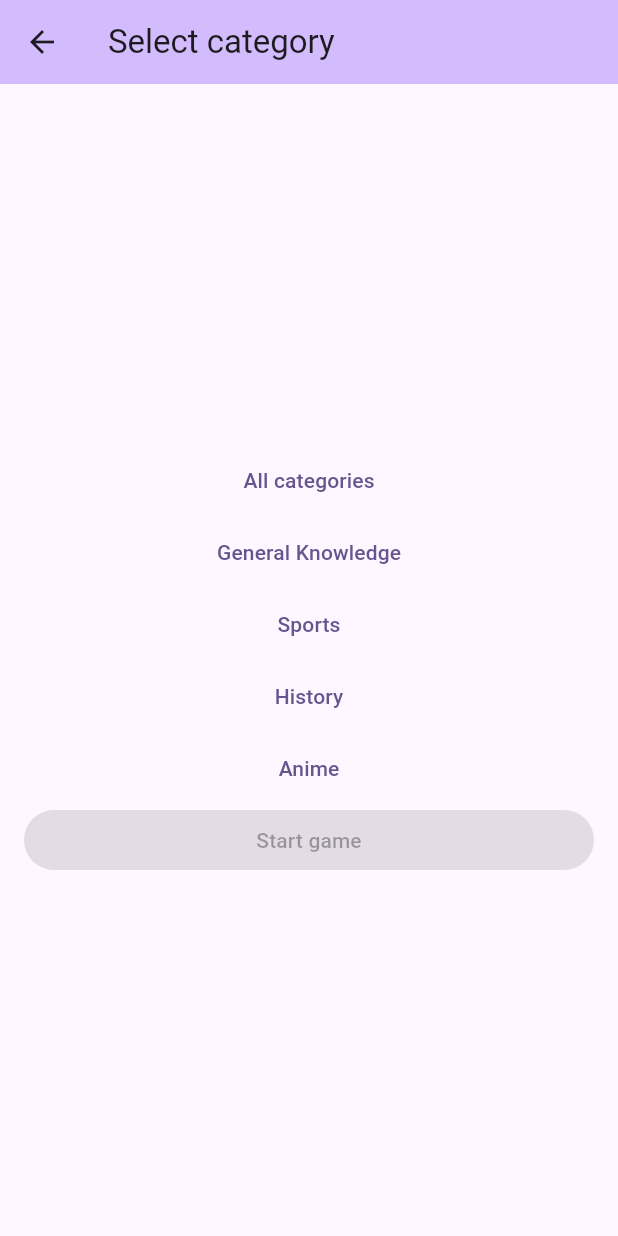
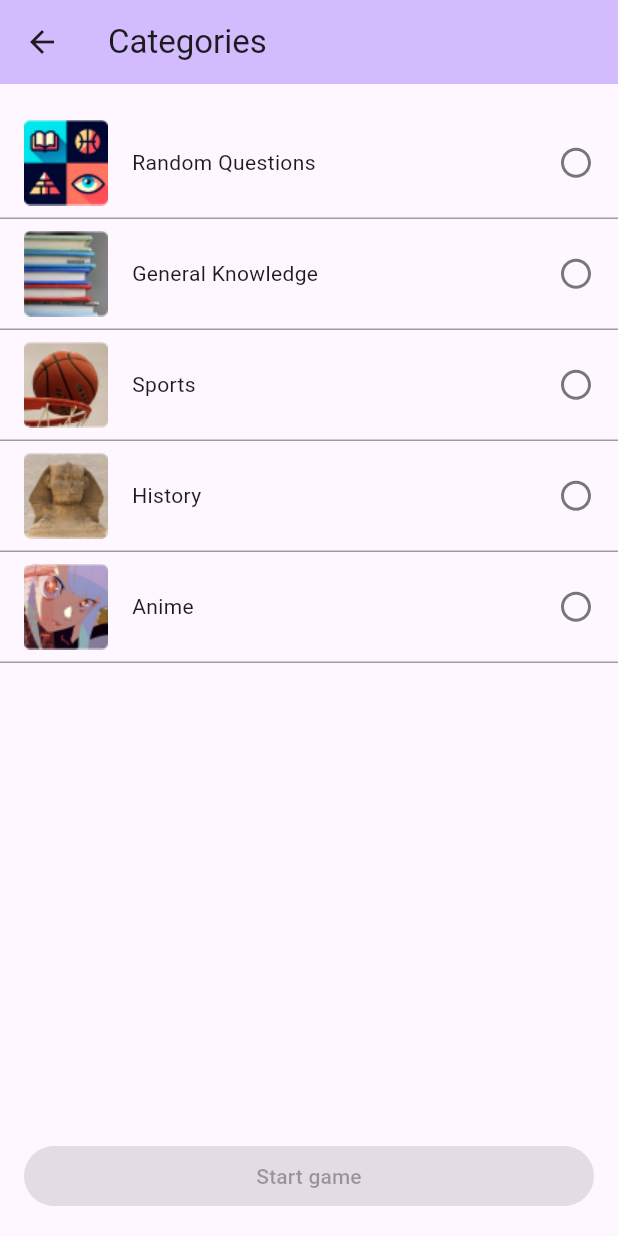
Before and after one commit to X2Mobile/X2-Trivia, a Flutter app: the CategoriesPageView screen opened directly, on a phone screen of 412 x 824 dp. Run offline on Flutter 3.47's test engine with Material 3 defaults, Android fonts, the phone set to English and light mode, and no system bars; our stand-ins replace bloc, cloud_firestore, equatable, firebase_auth, firebase_core, flutter_bloc and 3 more; accounts and stored records are empty; generated files the repository leaves out were written again.

Commit message:
Redesign categories.

```diff
--- /dev/null
+++ b/devtools_options.yaml
@@ -0,0 +1 @@
+extensions:
--- a/lib/app/components/buttons/category_button.dart
+++ b/lib/app/components/buttons/category_button.dart
@@ -1,6 +1,8 @@
 import 'package:flutter/material.dart';
+import 'package:flutter_svg/svg.dart';
 
 import '../../../domain/models/category.dart';
+import '../../../gen/assets.gen.dart';
 
 class CategoryButton extends StatelessWidget {
   const CategoryButton({
@@ -16,14 +18,41 @@ class CategoryButton extends StatelessWidget {
 
   @override
   Widget build(BuildContext context) {
-    return isSelected
-        ? OutlinedButton(
-            onPressed: onPressed,
-            child: Text(category.name),
-          )
-        : TextButton(
-            onPressed: onPressed,
-            child: Text(category.name)
-          );
+    return GestureDetector(
+        onTap: onPressed,
+        behavior: HitTestBehavior.translucent,
+        child: Container(
+          color: isSelected ? Colors.grey.shade200 : Colors.transparent,
+          child: Column(
+            children: [
+              Padding(
+                padding: const EdgeInsets.only(top: 8.0, left: 16.0, right: 16.0),
+                child: Row(
+                  mainAxisAlignment: MainAxisAlignment.spaceBetween,
+                  children: [
+                    Row(
+                      children: [
+                        Image.asset(category.icon.path),
+                        Padding(
+                          padding: const EdgeInsets.only(left: 16.0),
+                          child: Text(category.name),
+                        ),
+                      ],
+                    ),
+                    SvgPicture.asset(isSelected ? Assets.icons.radioButtonChecked : Assets.icons.radioButtonUnchecked)
+                  ],
+                ),
+              ),
+              const Padding(
+                padding: EdgeInsets.only(top: 8.0),
+                child: Divider(
+                  height: 1,
+                  thickness: 1,
+                  color: Colors.grey,
+                ),
+              ),
+            ],
+          ),
+        ));
   }
 }
--- a/lib/app/screen/categories/view/categories_page.dart
+++ b/lib/app/screen/categories/view/categories_page.dart
@@ -48,22 +48,19 @@ class _CategoriesPageViewState extends State<CategoriesPageView> {
 
   @override
   Widget build(BuildContext context) {
-    CategoriesState state = context.watch<CategoriesBloc>().state;
-    Category? selectedCategory = state.selectedCategory;
-
     return Scaffold(
       appBar: AppBar(
         backgroundColor: Theme.of(context).colorScheme.inversePrimary,
-        title: Text(context.strings.selectCategory),
+        title: Text(context.strings.categories),
       ),
       body: Padding(
-        padding: const EdgeInsets.all(16.0),
-        child: Column(
+        padding: const EdgeInsets.symmetric(vertical: 16.0),
+        child: BlocBuilder<CategoriesBloc, CategoriesState>(
+          builder: (context, state) {
+            return Column(
               mainAxisSize: MainAxisSize.max,
-          mainAxisAlignment: MainAxisAlignment.center,
               children: [
-            Flexible(
-              child: ListView.builder(
+                ListView.builder(
                   shrinkWrap: true,
                   itemCount: Constants.categories.length,
                   itemBuilder: (BuildContext context, int index) {
@@ -71,23 +68,32 @@ class _CategoriesPageViewState extends State<CategoriesPageView> {
 
                     return CategoryButton(
                       category: category,
-                    isSelected: selectedCategory != null && selectedCategory.id == category.id,
-                    onPressed: () => selectedCategory == category
-                        ? _onCategoryUnselected()
-                        : _onCategorySelected(category),
+                      isSelected: state.selectedCategory?.id == category.id,
+                      onPressed: () =>
+                          state.selectedCategory == category ? _onCategoryUnselected() : _onCategorySelected(category),
                     );
                   },
                 ),
-            ),
-            SizedBox(
+                Expanded(
+                  child: Align(
+                    alignment: Alignment.bottomCenter,
+                    child: Padding(
+                      padding: const EdgeInsets.symmetric(horizontal: 16.0),
+                      child: SizedBox(
                         width: double.infinity,
                         child: FilledButton(
-                  onPressed: selectedCategory != null
-                      ? () => Navigator.of(context, rootNavigator: true).push(GamePage.route(category: selectedCategory))
+                            onPressed: state.selectedCategory != null
+                                ? () => Navigator.of(context, rootNavigator: true)
+                                    .push(GamePage.route(category: state.selectedCategory!))
                                 : null,
                             child: Text(context.strings.startGame)),
                       ),
+                    ),
+                  ),
+                ),
               ],
+            );
+          },
         ),
       ),
     );
--- a/lib/data/utils/constants.dart
+++ b/lib/data/utils/constants.dart
@@ -1,13 +1,14 @@
 import '../../domain/models/category.dart';
+import '../../gen/assets.gen.dart';
 
 final class Constants {
   static const serverUrl = "https://opentdb.com/api.php?amount=10";
 
   static final List<Category> categories = [
-    Category(id: -1, name: 'All categories'),
-    Category(id: 0, name: 'General Knowledge'),
-    Category(id: 21, name: 'Sports'),
-    Category(id: 23, name: 'History'),
-    Category(id: 31, name: 'Anime'),
+    Category(id: -1, name: 'Random Questions', icon: Assets.icons.allCategories),
+    Category(id: 0, name: 'General Knowledge', icon: Assets.icons.generalKnowledge),
+    Category(id: 21, name: 'Sports', icon: Assets.icons.sports),
+    Category(id: 23, name: 'History', icon: Assets.icons.history),
+    Category(id: 31, name: 'Anime', icon: Assets.icons.anime),
   ];
 }
--- a/lib/domain/models/category.dart
+++ b/lib/domain/models/category.dart
@@ -1,9 +1,13 @@
+import 'package:x2trivia/gen/assets.gen.dart';
+
 final class Category {
   final int id;
   final String name;
+  final AssetGenImage icon;
 
   Category({
     required this.id,
     required this.name,
+    required this.icon,
   });
 }
--- /dev/null
+++ b/lib/gen/assets.gen.dart
@@ -0,0 +1,128 @@
+/// GENERATED CODE - DO NOT MODIFY BY HAND
+/// *****************************************************
+///  FlutterGen
+/// *****************************************************
+
+// coverage:ignore-file
+// ignore_for_file: type=lint
+// ignore_for_file: directives_ordering,unnecessary_import,implicit_dynamic_list_literal,deprecated_member_use
+
+import 'package:flutter/widgets.dart';
+
+class $AssetsIconsGen {
+  const $AssetsIconsGen();
+
+  /// File path: assets/icons/all_categories.png
+  AssetGenImage get allCategories =>
+      const AssetGenImage('assets/icons/all_categories.png');
+
+  /// File path: assets/icons/anime.png
+  AssetGenImage get anime => const AssetGenImage('assets/icons/anime.png');
+
+  /// File path: assets/icons/general_knowledge.png
+  AssetGenImage get generalKnowledge =>
+      const AssetGenImage('assets/icons/general_knowledge.png');
+
+  /// File path: assets/icons/history.png
+  AssetGenImage get history => const AssetGenImage('assets/icons/history.png');
+
+  /// File path: assets/icons/radio_button_checked.svg
+  String get radioButtonChecked => 'assets/icons/radio_button_checked.svg';
+
+  /// File path: assets/icons/radio_button_unchecked.svg
+  String get radioButtonUnchecked => 'assets/icons/radio_button_unchecked.svg';
+
+  /// File path: assets/icons/sports.png
+  AssetGenImage get sports => const AssetGenImage('assets/icons/sports.png');
+
+  /// List of all assets
+  List<dynamic> get values => [
+        allCategories,
+        anime,
+        generalKnowledge,
+        history,
+        radioButtonChecked,
+        radioButtonUnchecked,
+        sports
+      ];
+}
+
+class Assets {
+  Assets._();
+
+  static const $AssetsIconsGen icons = $AssetsIconsGen();
+}
+
+class AssetGenImage {
+  const AssetGenImage(this._assetName);
+
+  final String _assetName;
+
+  Image image({
+    Key? key,
+    AssetBundle? bundle,
+    ImageFrameBuilder? frameBuilder,
+    ImageErrorWidgetBuilder? errorBuilder,
+    String? semanticLabel,
+    bool excludeFromSemantics = false,
+    double? scale,
+    double? width,
+    double? height,
+    Color? color,
+    Animation<double>? opacity,
+    BlendMode? colorBlendMode,
+    BoxFit? fit,
+    AlignmentGeometry alignment = Alignment.center,
+    ImageRepeat repeat = ImageRepeat.noRepeat,
+    Rect? centerSlice,
+    bool matchTextDirection = false,
+    bool gaplessPlayback = false,
+    bool isAntiAlias = false,
+    String? package,
+    FilterQuality filterQuality = FilterQuality.low,
+    int? cacheWidth,
+    int? cacheHeight,
+  }) {
+    return Image.asset(
+      _assetName,
+      key: key,
+      bundle: bundle,
+      frameBuilder: frameBuilder,
+      errorBuilder: errorBuilder,
+      semanticLabel: semanticLabel,
+      excludeFromSemantics: excludeFromSemantics,
+      scale: scale,
+      width: width,
+      height: height,
+      color: color,
+      opacity: opacity,
+      colorBlendMode: colorBlendMode,
+      fit: fit,
+      alignment: alignment,
+      repeat: repeat,
+      centerSlice: centerSlice,
+      matchTextDirection: matchTextDirection,
+      gaplessPlayback: gaplessPlayback,
+      isAntiAlias: isAntiAlias,
+      package: package,
+      filterQuality: filterQuality,
+      cacheWidth: cacheWidth,
+      cacheHeight: cacheHeight,
+    );
+  }
+
+  ImageProvider provider({
+    AssetBundle? bundle,
+    String? package,
+  }) {
+    return AssetImage(
+      _assetName,
+      bundle: bundle,
+      package: package,
+    );
+  }
+
+  String get path => _assetName;
+
+  String get keyName => _assetName;
+}
--- a/lib/l10n/app_en.arb
+++ b/lib/l10n/app_en.arb
@@ -9,8 +9,9 @@
   "loginPage": "Login To X2 Trivia",
   "signedIn": "Signed in as ",
   "homePage": "Home Page",
-  "selectCategory": "Select category",
+  "categories": "Categories",
   "startGame": "Start game",
+  "startPlaying": "Start playing",
   "game": "Game",
   "submit": "Submit",
   "next": "Next",
```
Also changed, not shown: pubspec.yaml (+7 -0 lines), assets/icons/all_categories.png (added), assets/icons/anime.png (added), assets/icons/general_knowledge.png (added), assets/icons/history.png (added), assets/icons/radio_button_checked.svg (added), assets/icons/radio_button_unchecked.svg (added), assets/icons/sports.png (added), pubspec.lock, 1 other file. Lines whose indentation alone changed are shown as unchanged.
